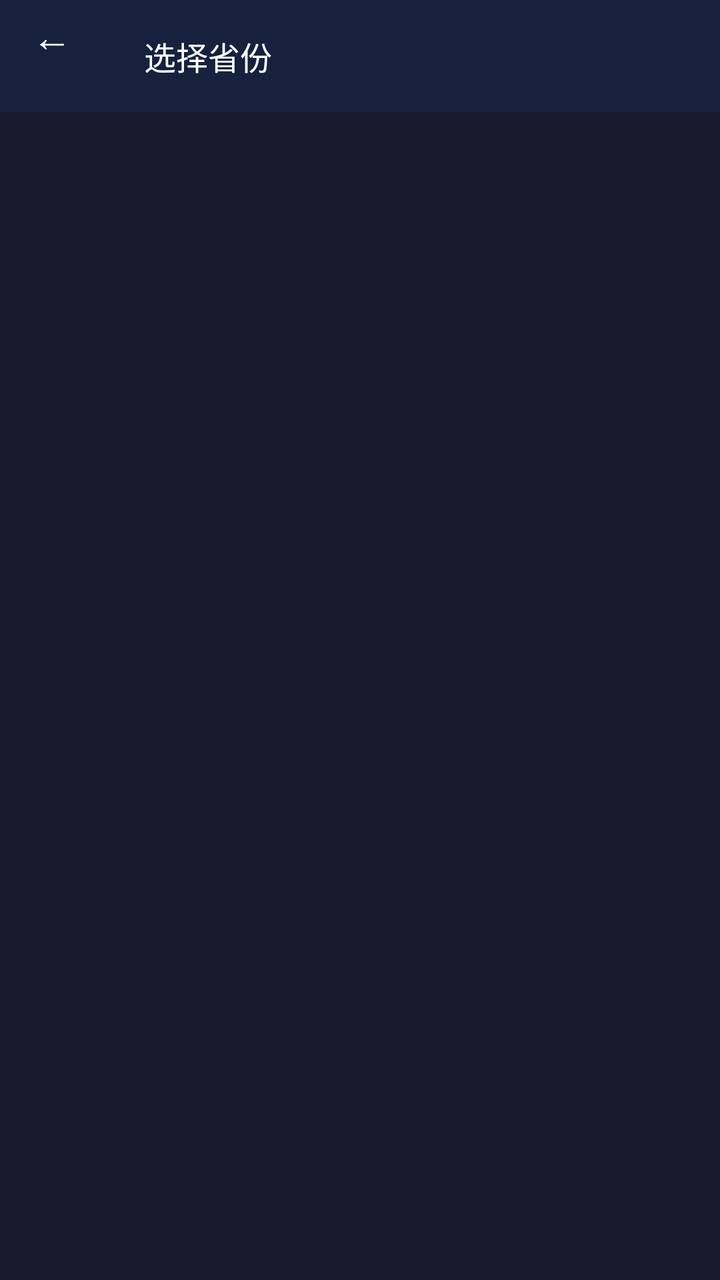
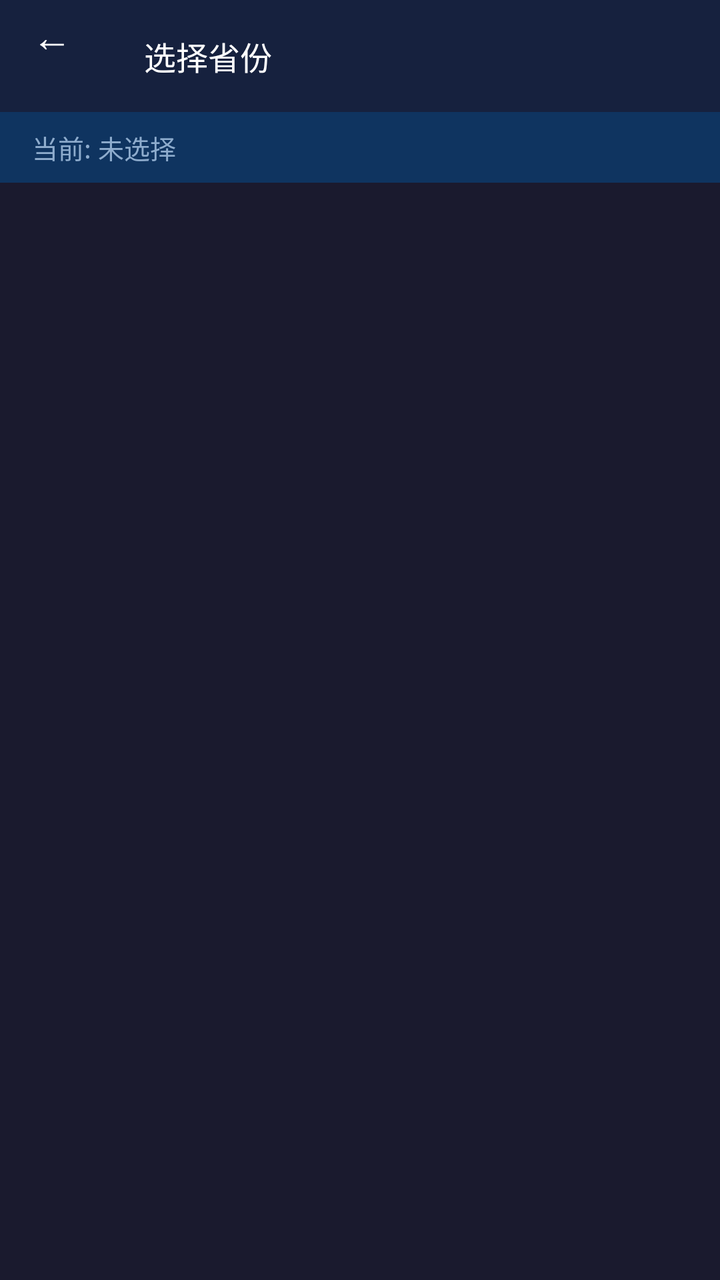

Before-and-after screenshots of an Android layout around one commit, followed by the original layout XML and the change that was made.
<!-- AndroidManifest.xml: application theme android:Theme.DeviceDefault.Light.NoActionBar -->
<!-- res/layout/activity_location_picker.xml -->
<?xml version="1.0" encoding="utf-8"?>

<LinearLayout xmlns:android="http://schemas.android.com/apk/res/android"
    android:layout_width="match_parent"
    android:layout_height="match_parent"
    android:orientation="vertical"
    android:background="#1a1a2e">

    <LinearLayout
        android:layout_width="match_parent"
        android:layout_height="56dp"
        android:orientation="horizontal"
        android:gravity="center_vertical"
        android:paddingHorizontal="16dp"
        android:background="#16213e">

        <Button
            android:id="@+id/btn_back"
            android:layout_width="48dp"
            android:layout_height="48dp"
            android:text="←"
            android:textSize="20sp"
            android:textColor="#FFFFFF"
            android:background="@android:color/transparent"/>

        <TextView
            android:id="@+id/tv_breadcrumb"
            android:layout_width="0dp"
            android:layout_height="wrap_content"
            android:layout_weight="1"
            android:text="选择省份"
            android:textSize="16sp"
            android:textColor="#FFFFFF"
            android:layout_marginStart="8dp"/>
    </LinearLayout>

    <ListView
        android:id="@+id/list_locations"
        android:layout_width="match_parent"
        android:layout_height="match_parent"
        android:divider="#333333"
        android:dividerHeight="1dp"
        android:padding="8dp"
        android:cacheColorHint="#1a1a2e"/>

</LinearLayout>
<!-- resources referenced by this layout -->
<resources>

</resources>

<!-- the commit's change to res/layout/activity_location_picker.xml (unified diff, before → after) -->
@@ -1,5 +1,4 @@
 <?xml version="1.0" encoding="utf-8"?>
-
 <LinearLayout xmlns:android="http://schemas.android.com/apk/res/android"
     android:layout_width="match_parent"
     android:layout_height="match_parent"
@@ -15,7 +14,7 @@
         android:background="#16213e">
 
         <Button
-            android:id="@+id/btn_back"
+            android:id="@+id/btnBack"
             android:layout_width="48dp"
             android:layout_height="48dp"
             android:text="←"
@@ -24,7 +23,7 @@
             android:background="@android:color/transparent"/>
 
         <TextView
-            android:id="@+id/tv_breadcrumb"
+            android:id="@+id/tvTitle"
             android:layout_width="0dp"
             android:layout_height="wrap_content"
             android:layout_weight="1"
@@ -34,11 +33,30 @@
             android:layout_marginStart="8dp"/>
     </LinearLayout>
 
+    <TextView
+        android:id="@+id/tvCurrent"
+        android:layout_width="match_parent"
+        android:layout_height="wrap_content"
+        android:text="当前: 未选择"
+        android:textSize="13sp"
+        android:textColor="#8EACCD"
+        android:paddingHorizontal="16dp"
+        android:paddingVertical="8dp"
+        android:background="#0f3460"/>
+
+    <ProgressBar
+        android:id="@+id/progressLoad"
+        android:layout_width="wrap_content"
+        android:layout_height="wrap_content"
+        android:layout_gravity="center"
+        android:padding="16dp"
+        android:visibility="gone"/>
+
     <ListView
-        android:id="@+id/list_locations"
+        android:id="@+id/listLocations"
         android:layout_width="match_parent"
         android:layout_height="match_parent"
-        android:divider="#333333"
+        android:divider="#333355"
         android:dividerHeight="1dp"
         android:padding="8dp"
         android:cacheColorHint="#1a1a2e"/>
